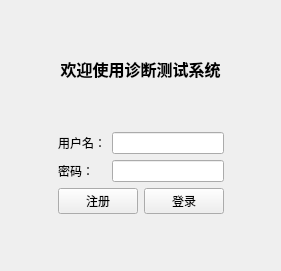
Old version of the form loginview.ui in the repository baiye930/work3.
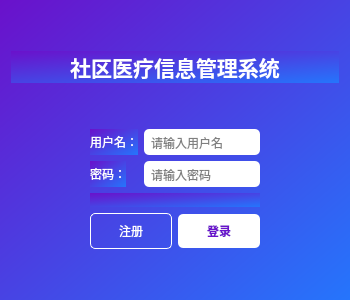
New version of the form.

What changed in the file:
```diff
--- a/loginview.ui
+++ b/loginview.ui
@@ -6,13 +6,28 @@
    <rect>
     <x>0</x>
     <y>0</y>
-    <width>281</width>
-    <height>271</height>
-   </rect>
-  </property>
+   <width>350</width>
+   <height>300</height>
+  </rect>
+ </property>
+ <property name="minimumSize">
+  <size>
+   <width>350</width>
+   <height>300</height>
+  </size>
+ </property>
+ <property name="maximumSize">
+  <size>
+   <width>350</width>
+   <height>300</height>
+  </size>
+ </property>
   <property name="windowTitle">
    <string>登录</string>
   </property>
+ <property name="styleSheet">
+  <string notr="true">background-color: qlineargradient(spread:pad, x1:0, y1:0, x2:1, y2:1, stop:0 #6a11cb, stop:1 #2575fc);</string>
+ </property>
   <layout class="QVBoxLayout" name="verticalLayout_2">
    <item>
     <spacer name="verticalSpacer">
@@ -22,7 +37,7 @@
      <property name="sizeHint" stdset="0">
       <size>
        <width>20</width>
-       <height>47</height>
+      <height>40</height>
       </size>
      </property>
     </spacer>
@@ -31,12 +46,16 @@
     <widget class="QLabel" name="label">
      <property name="font">
       <font>
-       <pointsize>12</pointsize>
+      <pointsize>16</pointsize>
+      <weight>75</weight>
        <bold>true</bold>
       </font>
      </property>
+    <property name="styleSheet">
+     <string notr="true">color: white;</string>
+    </property>
      <property name="text">
-      <string>欢迎使用诊断测试系统</string>
+     <string>社区医疗信息管理系统</string>
      </property>
      <property name="alignment">
       <set>Qt::AlignCenter</set>
@@ -51,7 +70,7 @@
      <property name="sizeHint" stdset="0">
       <size>
        <width>20</width>
-       <height>46</height>
+      <height>30</height>
       </size>
      </property>
     </spacer>
@@ -77,13 +96,29 @@
         <layout class="QFormLayout" name="formLayout">
          <item row="0" column="0">
           <widget class="QLabel" name="label_2">
+          <property name="styleSheet">
+           <string notr="true">color: white;</string>
+          </property>
            <property name="text">
             <string>用户名：</string>
            </property>
           </widget>
          </item>
+        <item row="0" column="1">
+         <widget class="QLineEdit" name="inputUserName">
+          <property name="placeholderText">
+           <string>请输入用户名</string>
+          </property>
+          <property name="styleSheet">
+           <string notr="true">background-color: white; border-radius: 5px; padding: 5px;</string>
+          </property>
+         </widget>
+        </item>
          <item row="1" column="0">
           <widget class="QLabel" name="label_3">
+          <property name="styleSheet">
+           <string notr="true">color: white;</string>
+          </property>
            <property name="text">
             <string>密码：</string>
            </property>
@@ -94,17 +129,45 @@
            <property name="echoMode">
             <enum>QLineEdit::Password</enum>
            </property>
-          </widget>
-         </item>
-         <item row="0" column="1">
-          <widget class="QLineEdit" name="inputUserName"/>
-         </item>
-        </layout>
-       </item>
+          <property name="placeholderText">
+           <string>请输入密码</string>
+          </property>
+          <property name="styleSheet">
+           <string notr="true">background-color: white; border-radius: 5px; padding: 5px;</string>
+          </property>
+         </widget>
+        </item>
+       </layout>
+      </item>
+      <item>
+       <widget class="QLabel" name="lblErrorMessage">
+        <property name="styleSheet">
+         <string notr="true">color: #ff6b6b; font-weight: bold;</string>
+        </property>
+        <property name="text">
+         <string/>
+        </property>
+        <property name="alignment">
+         <set>Qt::AlignCenter</set>
+        </property>
+       </widget>
+      </item>
        <item>
         <layout class="QHBoxLayout" name="horizontalLayout">
          <item>
           <widget class="QPushButton" name="btSignUp">
+          <property name="styleSheet">
+           <string notr="true">QPushButton {
+    background-color: transparent;
+    color: white;
+    border: 1px solid white;
+    border-radius: 5px;
+    padding: 8px 16px;
+}
+QPushButton:hover {
+    background-color: rgba(255, 255, 255, 0.1);
+}</string>
+          </property>
            <property name="text">
             <string>注册</string>
            </property>
@@ -112,6 +175,18 @@
          </item>
          <item>
           <widget class="QPushButton" name="btSignin">
+          <property name="styleSheet">
+           <string notr="true">QPushButton {
+    background-color: white;
+    color: #6a11cb;
+    border-radius: 5px;
+    padding: 8px 16px;
+    font-weight: bold;
+}
+QPushButton:hover {
+    background-color: #f0f0f0;
+}</string>
+          </property>
            <property name="text">
             <string>登录</string>
            </property>
@@ -144,7 +219,7 @@
      <property name="sizeHint" stdset="0">
       <size>
        <width>20</width>
-       <height>47</height>
+      <height>40</height>
       </size>
      </property>
     </spacer>
```
Lines whose indentation alone changed are shown as unchanged.
